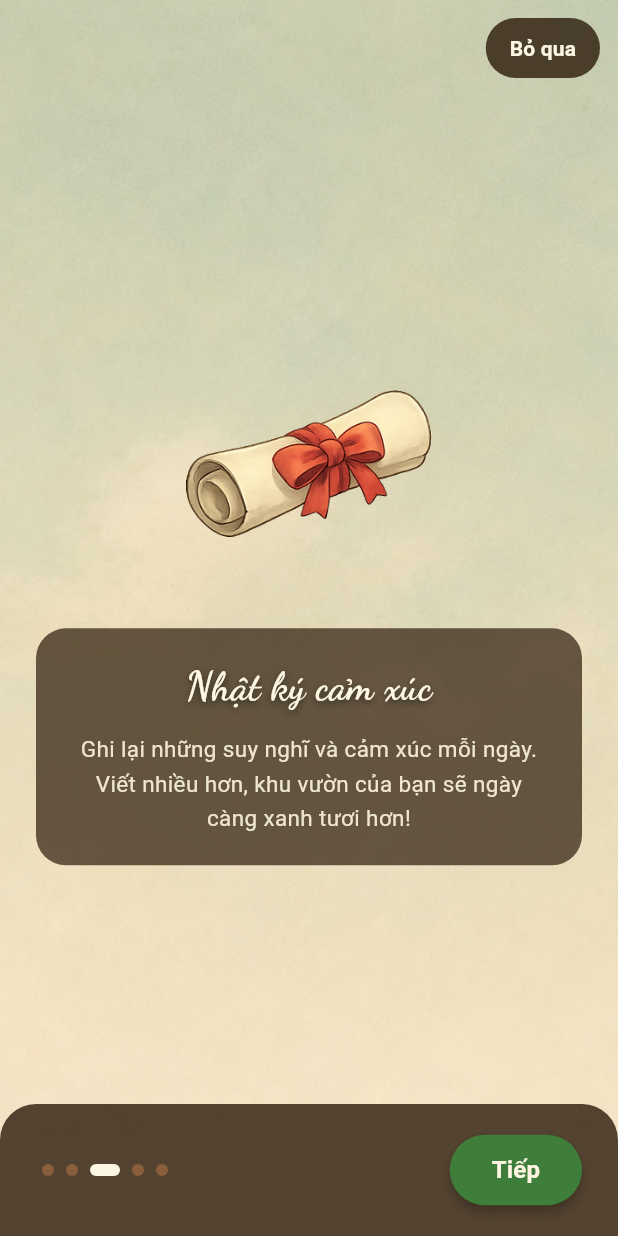
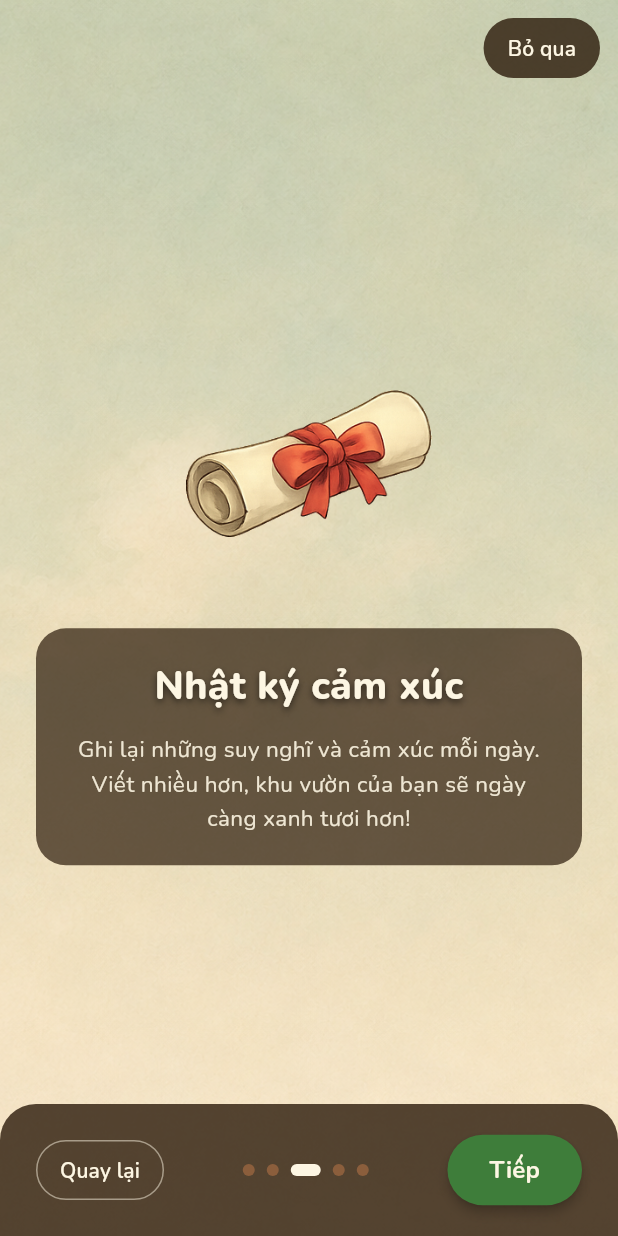
Before and after one commit to hkchi-pham/flutter_mental_health_app, a Flutter app: the OnboardingScreen screen opened directly with empty values, swiped to page 3, on a phone screen of 412 x 824 dp. Run offline on Flutter 3.47's test engine with Material 3 defaults, Android fonts, the phone set to English and light mode, and no system bars; our stand-ins replace connectivity_plus, flutter_secure_storage, google_fonts, shared_preferences; accounts and stored records are empty; Roboto replaces fonts that are missing (Quintessential).

Commit message:
fix(13.1): onboarding VN-safe font (Nunito) + Previous button (checkpoint feedback)
- Replace GoogleFonts.quintessential with GoogleFonts.nunito on all 4 call sites
- Replace GoogleFonts.dancingScript with GoogleFonts.nunito (w800) on headline — all 5 headlines contain Vietnamese diacritics
- Add _previousPage() method mirroring _nextPage() duration/curve
- Add Quay lai TextButton in bottom bar (left of dots); hidden on page 0 via Visibility(maintainSize: true) so layout does not shift

```diff
--- a/lib/features/onboarding/presentation/onboarding_screen.dart
+++ b/lib/features/onboarding/presentation/onboarding_screen.dart
@@ -132,6 +132,13 @@ class _OnboardingScreenState extends State<OnboardingScreen> {
     );
   }
 
+  void _previousPage() {
+    _pageController.previousPage(
+      duration: const Duration(milliseconds: 350),
+      curve: Curves.easeInOut,
+    );
+  }
+
   @override
   Widget build(BuildContext context) {
     return Scaffold(
@@ -165,7 +172,7 @@ class _OnboardingScreenState extends State<OnboardingScreen> {
                   ),
                   child: Text(
                     'Bỏ qua',
-                    style: GoogleFonts.quintessential(
+                    style: GoogleFonts.nunito(
                       fontSize: 14,
                       color: _cream,
                       fontWeight: FontWeight.w600,
@@ -176,7 +183,7 @@ class _OnboardingScreenState extends State<OnboardingScreen> {
             ),
           ),
 
-          // ── Bottom bar: dots + primary button ───────────────────────────
+          // ── Bottom bar: previous + dots + primary button ─────────────────
           Positioned(
             bottom: 0,
             left: 0,
@@ -195,6 +202,36 @@ class _OnboardingScreenState extends State<OnboardingScreen> {
                   mainAxisAlignment: MainAxisAlignment.spaceBetween,
                   crossAxisAlignment: CrossAxisAlignment.center,
                   children: [
+                    // Previous button — hidden on page 0, visible on pages 1–4
+                    Visibility(
+                      visible: _index > 0,
+                      maintainSize: true,
+                      maintainAnimation: true,
+                      maintainState: true,
+                      child: TextButton(
+                        onPressed: _index > 0 ? _previousPage : null,
+                        style: TextButton.styleFrom(
+                          foregroundColor: _cream,
+                          padding: const EdgeInsets.symmetric(
+                              horizontal: 16, vertical: 10),
+                          shape: RoundedRectangleBorder(
+                            borderRadius: BorderRadius.circular(20),
+                            side: BorderSide(
+                              color: _cream.withValues(alpha: 0.5),
+                            ),
+                          ),
+                        ),
+                        child: Text(
+                          'Quay lại',
+                          style: GoogleFonts.nunito(
+                            fontSize: 14,
+                            fontWeight: FontWeight.w600,
+                            color: _cream,
+                          ),
+                        ),
+                      ),
+                    ),
+
                     // Page indicator dots
                     _DotsIndicator(
                       count: _pages.length,
@@ -283,13 +320,14 @@ class _PageView extends StatelessWidget {
                 child: Column(
                   mainAxisSize: MainAxisSize.min,
                   children: [
-                    // Headline
+                    // Headline — switched from dancingScript to nunito (all
+                    // 5 headlines contain Vietnamese diacritics)
                     Text(
                       page.headline,
                       textAlign: TextAlign.center,
-                      style: GoogleFonts.dancingScript(
+                      style: GoogleFonts.nunito(
                         fontSize: 26,
-                        fontWeight: FontWeight.w700,
+                        fontWeight: FontWeight.w800,
                         color: _cream,
                         shadows: const [
                           Shadow(
@@ -306,7 +344,7 @@ class _PageView extends StatelessWidget {
                     Text(
                       page.blurb,
                       textAlign: TextAlign.center,
-                      style: GoogleFonts.quintessential(
+                      style: GoogleFonts.nunito(
                         fontSize: 15,
                         color: _cream.withValues(alpha: 0.9),
                         height: 1.55,
@@ -401,7 +439,7 @@ class _PrimaryButton extends StatelessWidget {
         ),
         child: Text(
           label,
-          style: GoogleFonts.quintessential(
+          style: GoogleFonts.nunito(
             fontSize: 16,
             fontWeight: FontWeight.w700,
             color: cream,
```
